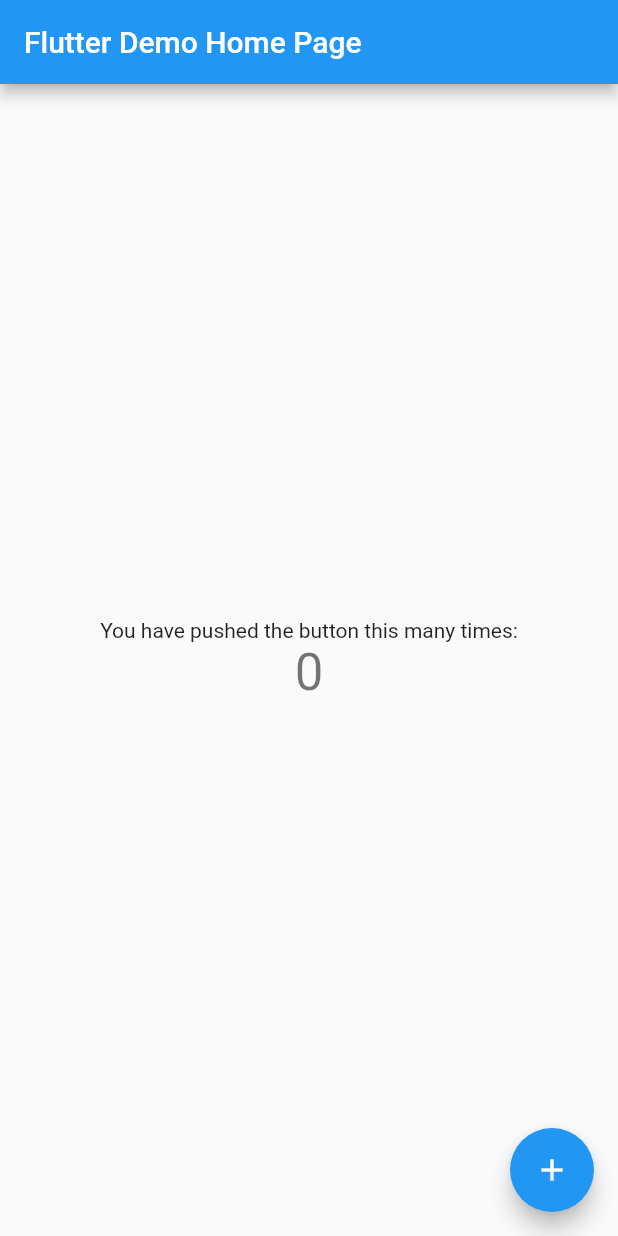
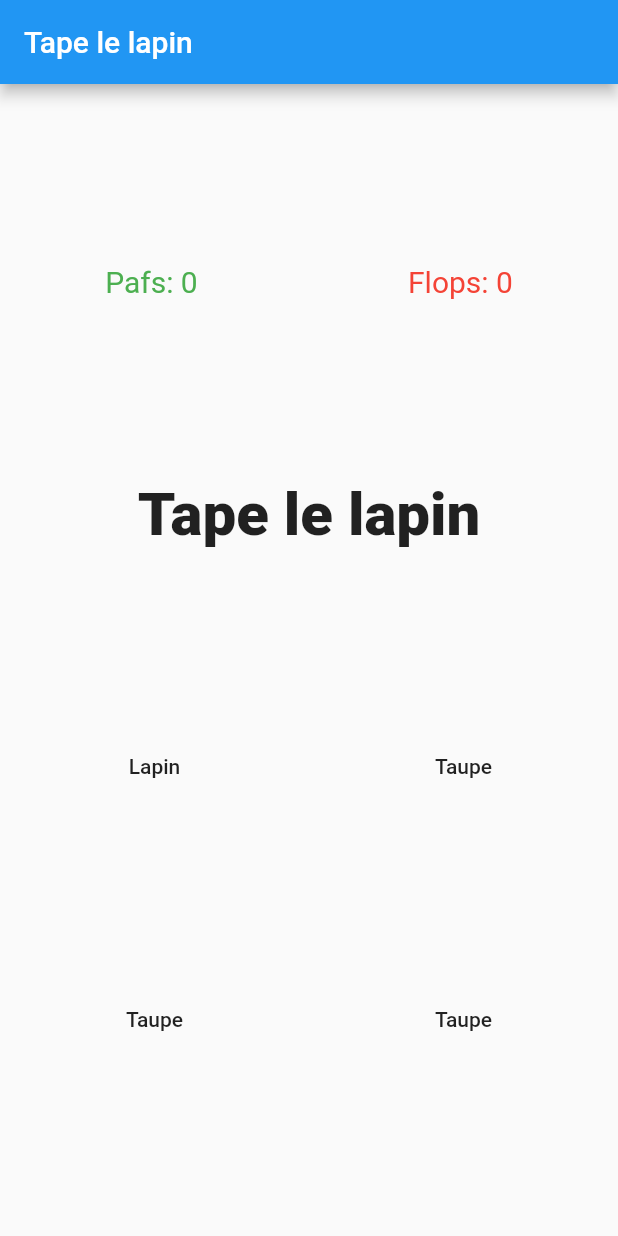
Before and after one commit to jorisdeguet/tape_le_lapin_flutter, a Flutter app: the screen it shows after launch, on a phone screen of 412 x 824 dp. Run offline on Flutter 3.47's test engine with Material 2 defaults, Android fonts, the phone set to English and light mode, and no system bars.

Commit message:
Fin video, code complet

```diff
--- a/lib/main.dart
+++ b/lib/main.dart
@@ -1,3 +1,5 @@
+import 'dart:math';
+
 import 'package:flutter/material.dart';
 
 void main() {
@@ -11,103 +13,108 @@
     return MaterialApp(
       title: 'Flutter Demo',
       theme: ThemeData(
-        // This is the theme of your application.
-        //
-        // Try running your application with "flutter run". You'll see the
-        // application has a blue toolbar. Then, without quitting the app, try
-        // changing the primarySwatch below to Colors.green and then invoke
-        // "hot reload" (press "r" in the console where you ran "flutter run",
-        // or simply save your changes to "hot reload" in a Flutter IDE).
-        // Notice that the counter didn't reset back to zero; the application
-        // is not restarted.
         primarySwatch: Colors.blue,
       ),
-      home: MyHomePage(title: 'Flutter Demo Home Page'),
+      home: MyHomePage(),
     );
   }
 }
 
 class MyHomePage extends StatefulWidget {
-  MyHomePage({Key? key, required this.title}) : super(key: key);
-
-  // This widget is the home page of your application. It is stateful, meaning
-  // that it has a State object (defined below) that contains fields that affect
-  // how it looks.
-
-  // This class is the configuration for the state. It holds the values (in this
-  // case the title) provided by the parent (in this case the App widget) and
-  // used by the build method of the State. Fields in a Widget subclass are
-  // always marked "final".
-
-  final String title;
 
   @override
   _MyHomePageState createState() => _MyHomePageState();
 }
 
 class _MyHomePageState extends State<MyHomePage> {
-  int _counter = 0;
+  int _indexLapin = Random().nextInt(4);
 
-  void _incrementCounter() {
-    setState(() {
-      // This call to setState tells the Flutter framework that something has
-      // changed in this State, which causes it to rerun the build method below
-      // so that the display can reflect the updated values. If we changed
-      // _counter without calling setState(), then the build method would not be
-      // called again, and so nothing would appear to happen.
-      _counter++;
-    });
+  int _flops = 0;
+  int _pafs = 0;
+
+
+  void gererTape(int index) {
+    print('Bouton ' + index.toString());
+    if (this._indexLapin == index) {
+      this._pafs++;
+      _indexLapin = Random().nextInt(4);
+    } else {
+      this._flops++;
+    }
+    setState(() {});
   }
 
   @override
   Widget build(BuildContext context) {
-    // This method is rerun every time setState is called, for instance as done
-    // by the _incrementCounter method above.
-    //
-    // The Flutter framework has been optimized to make rerunning build methods
-    // fast, so that you can just rebuild anything that needs updating rather
-    // than having to individually change instances of widgets.
+    print(this._indexLapin);
+    var b0 = MaterialButton(
+      onPressed: () {
+        gererTape(0);
+      },
+      child: Text(this._indexLapin == 0 ? 'Lapin' : 'Taupe'),
+    );
+    var b1 = MaterialButton(
+      onPressed: () {
+        gererTape(1);
+      },
+      child: Text(this._indexLapin == 1 ? 'Lapin' : 'Taupe'),
+    );
+    var b2 = MaterialButton(
+      onPressed: () {
+        gererTape(2);
+      },
+      child: Text(this._indexLapin == 2 ? 'Lapin' : 'Taupe'),
+    );
+    var b3 = MaterialButton(
+      onPressed: () {
+        gererTape(3);
+      },
+      child: Text(this._indexLapin == 3 ? 'Lapin' : 'Taupe'),
+    );
     return Scaffold(
       appBar: AppBar(
-        // Here we take the value from the MyHomePage object that was created by
-        // the App.build method, and use it to set our appbar title.
-        title: Text(widget.title),
+        title: Text('Tape le lapin'),
       ),
       body: Center(
         // Center is a layout widget. It takes a single child and positions it
         // in the middle of the parent.
         child: Column(
-          // Column is also a layout widget. It takes a list of children and
-          // arranges them vertically. By default, it sizes itself to fit its
-          // children horizontally, and tries to be as tall as its parent.
-          //
-          // Invoke "debug painting" (press "p" in the console, choose the
-          // "Toggle Debug Paint" action from the Flutter Inspector in Android
-          // Studio, or the "Toggle Debug Paint" command in Visual Studio Code)
-          // to see the wireframe for each widget.
-          //
-          // Column has various properties to control how it sizes itself and
-          // how it positions its children. Here we use mainAxisAlignment to
-          // center the children vertically; the main axis here is the vertical
-          // axis because Columns are vertical (the cross axis would be
-          // horizontal).
-          mainAxisAlignment: MainAxisAlignment.center,
+          mainAxisAlignment: MainAxisAlignment.spaceEvenly,
           children: <Widget>[
-            Text(
-              'You have pushed the button this many times:',
+            new Row(
+              mainAxisAlignment: MainAxisAlignment.spaceAround,
+              children: [
+                Text(
+                    'Pafs: ' + this._pafs.toString(),
+                    style: TextStyle(color: Colors.green, fontSize: 20),
+                ),
+                Text(
+                    "Flops: " + this._flops.toString(),
+                    style: TextStyle(color: Colors.red, fontSize: 20),
+                )
+              ],
             ),
             Text(
-              '$_counter',
-              style: Theme.of(context).textTheme.headline4,
+              'Tape le lapin',
+              style: TextStyle(fontSize: 40, fontWeight: FontWeight.w900),
+            ),
+            Row(
+              mainAxisAlignment: MainAxisAlignment.spaceAround,
+              children: [
+                b0,
+                b1,
+              ],
+            ),
+            Row(
+              mainAxisAlignment: MainAxisAlignment.spaceAround,
+              children: [
+                b2,
+                b3,
+              ],
             ),
           ],
         ),
       ),
-      floatingActionButton: FloatingActionButton(
-        onPressed: _incrementCounter,
-        tooltip: 'Increment',
-        child: Icon(Icons.add),
-      ), // This trailing comma makes auto-formatting nicer for build methods.
     );
   }
 }
```
Also changed, not shown: 1 other file.
